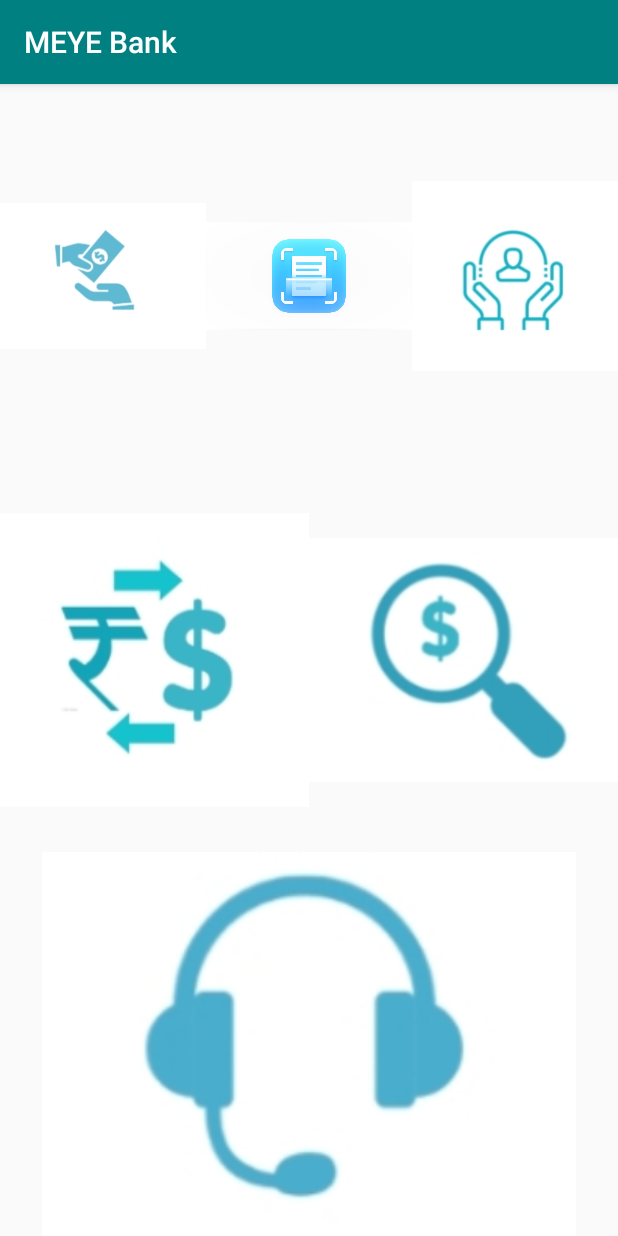
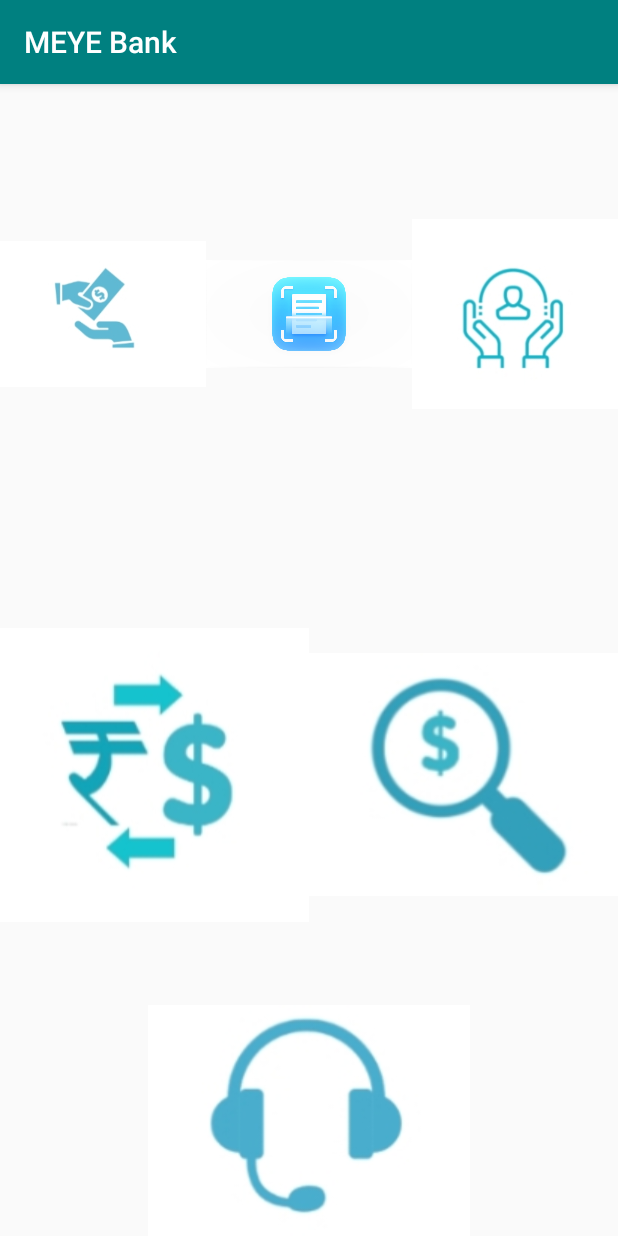
Before and after one commit to osho-agyeya/Cash-gradhackhsbc, an Android app: the MainActivity screen opened directly, with no data from a screen before it, on a phone screen of 412 x 824 dp. Run offline under Robolectric (Android 15) with nearby library versions, the phone set to English and light mode, and no system bars.

Commit message:
done once again

```diff
--- a/app/src/main/res/layout/activity_main.xml
+++ b/app/src/main/res/layout/activity_main.xml
@@ -6,7 +6,7 @@
     android:layout_height="match_parent"
     tools:context=".MainActivity"
     android:orientation="vertical"
-    android:weightSum="3"
+    android:weightSum="5"
     >
 
     <TextView
@@ -25,7 +25,7 @@
         android:layout_width="match_parent"
         android:layout_height="0dp"
         android:orientation="horizontal"
-        android:layout_weight="1"
+        android:layout_weight="2"
         android:weightSum="3">
 
         <ImageView
@@ -54,7 +54,7 @@
         android:layout_width="match_parent"
         android:layout_height="0dp"
         android:orientation="horizontal"
-        android:layout_weight="1"
+        android:layout_weight="2"
         android:weightSum="2">
 
 
@@ -77,15 +77,15 @@
 
         android:layout_width="match_parent"
         android:layout_height="0dp"
-        android:orientation="horizontal"
+        android:orientation="vertical"
         android:layout_weight="1"
         android:weightSum="1">
 
 
 
         <ImageView
-            android:layout_width="0dp"
-            android:layout_height="match_parent"
+            android:layout_width="match_parent"
+            android:layout_height="0dp"
             android:layout_weight="1"
             android:id="@+id/imageViewForMic"
             android:onClick="getSpeechInput"
```
Also changed, not shown: app/src/main/java/com/example/cash/MainActivity.java (+0 -34 lines).
